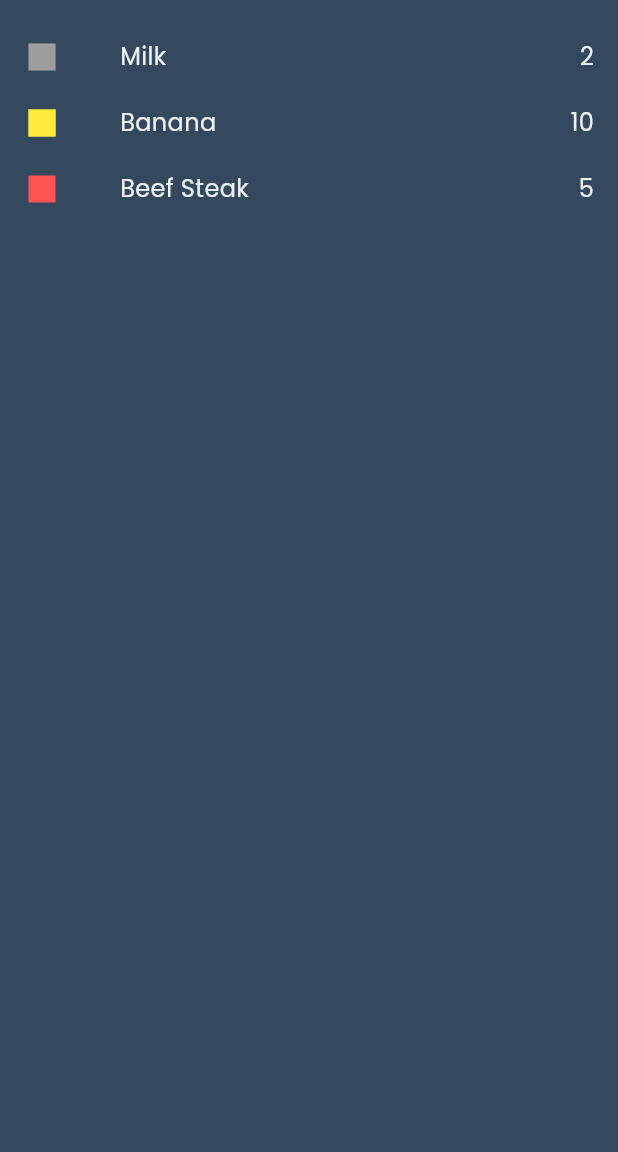
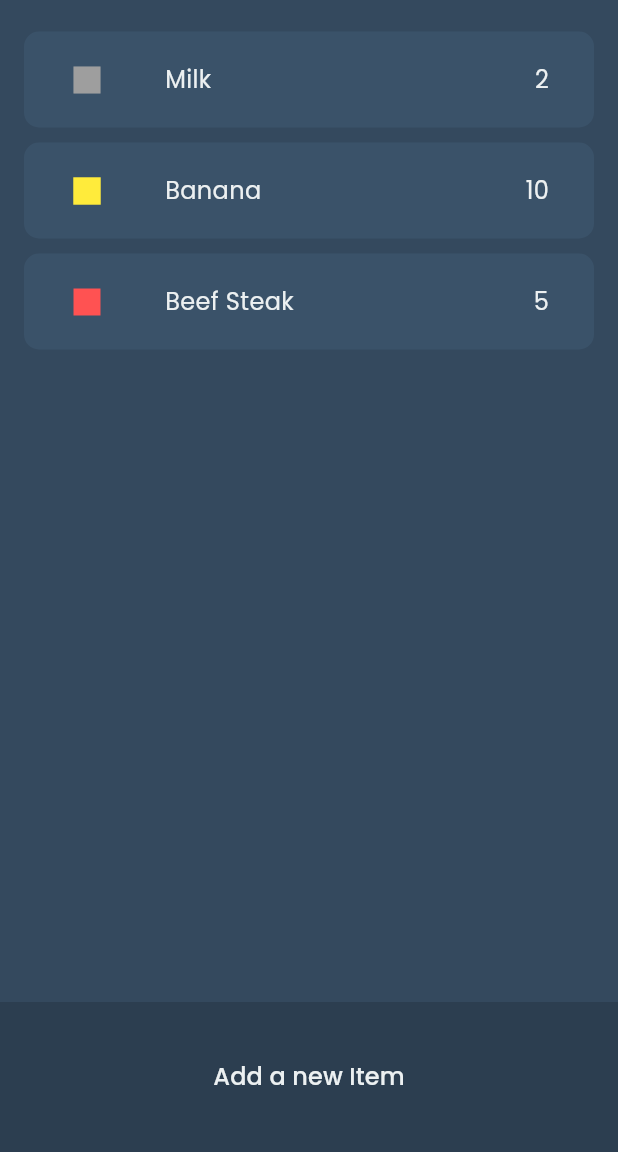
Before and after one commit to akila514/Shopping-List-App, a Flutter app: the screen it shows after launch, on a phone screen of 412 x 824 dp, the part 84-1236 px from its top. Run offline on Flutter 3.47's test engine with Material 2 defaults, Android fonts, the phone set to English and light mode, and no system bars; our stand-ins replace flutter_riverpod, google_fonts.

Commit message:
first commit

```diff
--- a/shopping_app/lib/constants/colors.dart
+++ b/shopping_app/lib/constants/colors.dart
@@ -3,3 +3,4 @@ import 'package:flutter/material.dart';
 const appBarColor = Color(0XFF2c3e50);
 const backgroundColor = Color(0XFF34495e);
 const primaryTextColor = Color(0XFFecf0f1);
+const cardColor = Color.fromARGB(255, 58, 82, 105);
--- a/shopping_app/lib/data/categorey_data.dart
+++ b/shopping_app/lib/data/categorey_data.dart
@@ -1,4 +1,5 @@
 import 'package:flutter/material.dart';
+
 import 'package:shopping_app/models/item_categorey.dart';
 
 const categoriesList = {
--- a/shopping_app/lib/provider/item_data_provider.dart
+++ b/shopping_app/lib/provider/item_data_provider.dart
@@ -1,4 +1,5 @@
 import 'package:flutter_riverpod/flutter_riverpod.dart';
+
 import 'package:shopping_app/data/categorey_data.dart';
 import 'package:shopping_app/models/item.dart';
 
@@ -26,6 +27,10 @@ class ItemDataNotifier extends StateNotifier<List<Item>> {
     state = [...state, item];
   }
 
+  void insertToItemList(List<Item> previousItemList) {
+    state = previousItemList;
+  }
+
   void deleteFromItemList(Item item) {
     state = state.where((i) => i.id != item.id).toList();
   }
--- a/shopping_app/lib/widgets/single_item_card.dart
+++ b/shopping_app/lib/widgets/single_item_card.dart
@@ -1,6 +1,6 @@
 import 'package:flutter/material.dart';
+
 import 'package:shopping_app/constants/colors.dart';
-
 import '../models/item.dart';
 
 class SingleItemCard extends StatelessWidget {
@@ -10,8 +10,20 @@ class SingleItemCard extends StatelessWidget {
 
   @override
   Widget build(BuildContext context) {
-    return Container(
-      padding: const EdgeInsets.symmetric(vertical: 10),
+    return Padding(
+      padding: const EdgeInsets.symmetric(vertical: 5),
+      child: Container(
+        decoration: const BoxDecoration(
+            color: cardColor,
+            boxShadow: [
+              BoxShadow(
+                  color: backgroundColor,
+                  offset: Offset(1, 1),
+                  blurRadius: 2.0,
+                  spreadRadius: 3.0),
+            ],
+            borderRadius: BorderRadius.all(Radius.circular(10))),
+        padding: const EdgeInsets.symmetric(vertical: 20, horizontal: 30),
         child: Row(
           mainAxisAlignment: MainAxisAlignment.start,
           children: [
@@ -33,6 +45,7 @@ class SingleItemCard extends StatelessWidget {
             )
           ],
         ),
+      ),
     );
   }
 }
```
Also changed, not shown: shopping_app/lib/data/item_data.dart (deleted, +0 -7 lines), shopping_app/lib/screens/home_screen.dart (+163 -12 lines). Lines whose indentation alone changed are shown as unchanged.
